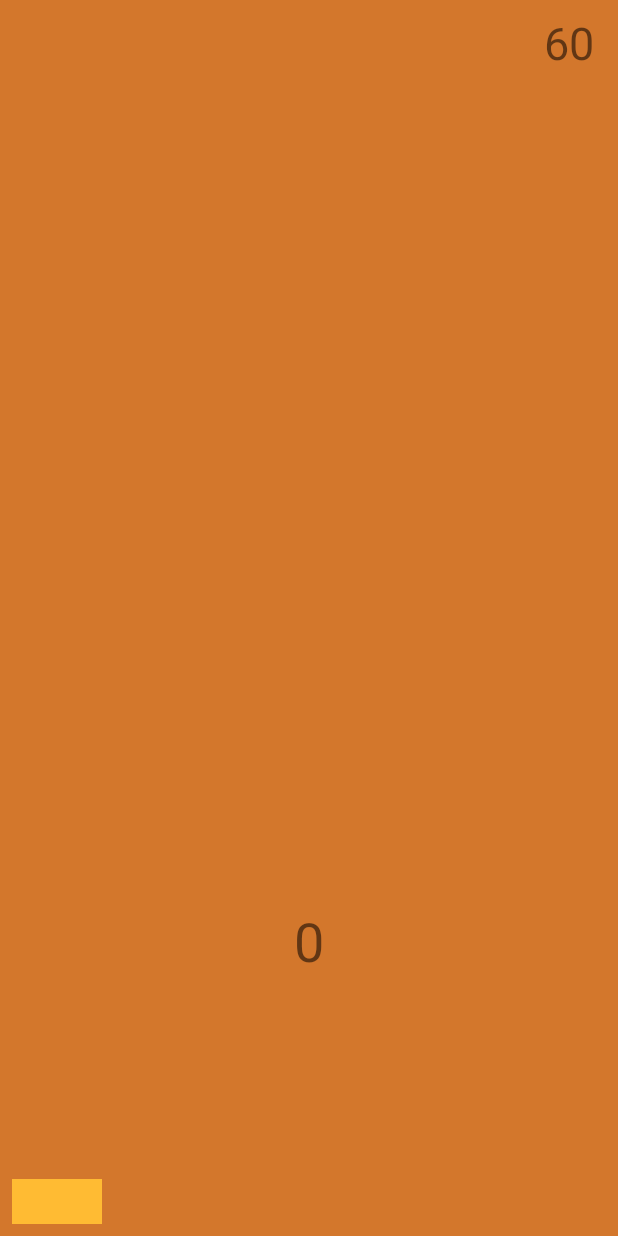
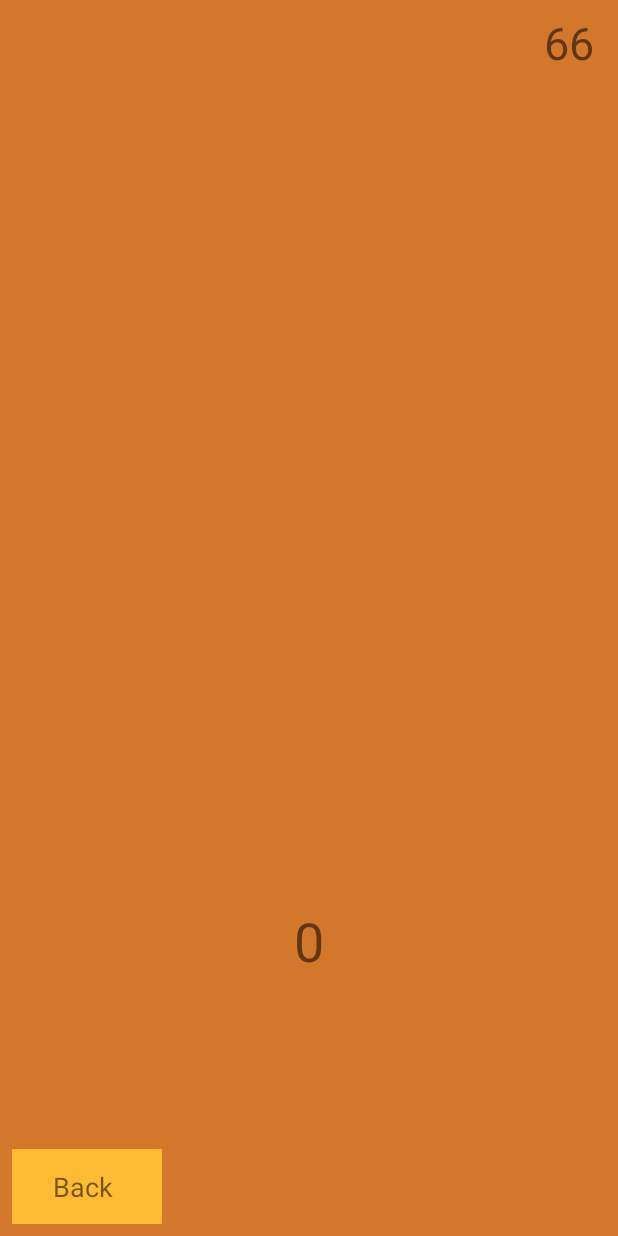
Before and after one commit to Harkor15/AddUs, an Android app: the screen it shows after launch (MainActivity), after a tap on an icon or button, on a phone screen of 412 x 824 dp. Run offline under Robolectric (Android 15) with nearby library versions, the phone set to English and light mode, and no system bars; our stand-ins replace ButterKnife, data binding; 25 statements that could not run were skipped.

Commit message:
Points working.

```diff
--- a/app/src/main/java/harkor/addus/viewmodel/GameViewModel.java
+++ b/app/src/main/java/harkor/addus/viewmodel/GameViewModel.java
@@ -10,6 +10,7 @@ import android.databinding.ObservableArrayList;
 import android.databinding.ObservableArrayMap;
 import android.graphics.drawable.Drawable;
 import android.support.annotation.IdRes;
+import android.support.v4.app.FragmentTransaction;
 import android.support.v4.content.ContextCompat;
 import android.util.Log;
 import android.view.View;
@@ -20,14 +21,17 @@ import android.widget.Toast;
 import com.google.android.gms.games.Game;
 
 import harkor.addus.BR;
+import harkor.addus.MenuFragment;
 import harkor.addus.R;
 import harkor.addus.model.Square;
 
 public class GameViewModel extends BaseObservable {
     public static ObservableArrayList<Square> squares;
     public int points;
-    public String sPoints;
-
+    public String pointext;
+    private Logic logic=new Logic();
+    public int time;
+    public String timer;
 
 
     private GameViewModel(){}
@@ -35,18 +39,24 @@ public class GameViewModel extends BaseObservable {
         return SingletonHolder.INSTANCE;
     }
 
+
+
+
     public void setPoints(int points) {
         this.points = points;
-        setsPoints(""+points);
+        setPointext(""+points);
     }
     @Bindable
-    public String getsPoints() {
-        return sPoints;
+    public String getPointext() {
+        return pointext;
     }
-    public void setsPoints(String sPoints) {
-        this.sPoints = sPoints;
-        Log.i("Info sPoints",sPoints);
-        notifyPropertyChanged(BR.sPoints);
+    public void setPointext(String sPoints) {
+        pointext = sPoints;
+        Log.i("Info pointext",pointext);
+        notifyPropertyChanged(BR.pointext);
+    }
+    public void addPoints(int value){
+        setPoints(points+value);
     }
 
     @Bindable
@@ -58,10 +68,25 @@ public class GameViewModel extends BaseObservable {
         GameViewModel.squares.get(doubled).addIs(GameViewModel.squares.get(doubled),GameViewModel.squares.get(generated));
         notifyPropertyChanged(BR.squares);
     }
+    public void setterSquare(int id,Square square){
+        squares.set(id,square);
+    }
 
-    public Square setterSquares(int id){
-        return squares.get(id);
+
+
+    @Bindable
+    public String getTimer(){
+        return timer;
     }
+    public void setTimer(String s){
+        timer=s;
+        notifyPropertyChanged(BR.timer);
+    }
+    public void setTime(int t){
+        time=t;
+        setTimer(time+"");
+    }
+
 
 
     public void init(){
@@ -70,12 +95,22 @@ public class GameViewModel extends BaseObservable {
             squares.add(new Square());
         }
         setPoints(0);
+        setTime(66);
     }
 
     public void onClickItem(View v,int id){
         Log.i("Info clicked","id: "+id);
-
+        logic.click(id);
         //setSquares(row,col);
+    }
+    public void onBackClick(View v){
+        Log.i("Back clicked","True");
+        /* TODO:back button!
+        MenuFragment newFragment = new MenuFragment ();
+        FragmentTransaction transaction = getSupportFragmentManager().beginTransaction();
+        transaction.replace(R.id.frame, newFragment);
+        transaction.commit();
+        */
     }
 
 
--- a/app/src/main/res/layout/fragment_game.xml
+++ b/app/src/main/res/layout/fragment_game.xml
@@ -24,7 +24,7 @@
             android:layout_width="wrap_content"
             android:layout_height="wrap_content"
             android:layout_marginTop="8dp"
-            android:text="60"
+            android:text="@{gameViewModel.timer}"
             android:textSize="30sp"
             app:layout_constraintEnd_toEndOf="@+id/constraintLayout2"
             app:layout_constraintTop_toTopOf="parent" />
@@ -389,7 +389,7 @@
             android:id="@+id/textView2"
             android:layout_width="wrap_content"
             android:layout_height="wrap_content"
-            android:text="@{gameViewModel.sPoints}"
+            android:text="@{gameViewModel.pointext,default='e'}"
             android:textSize="36sp"
             app:layout_constraintBottom_toBottomOf="parent"
             app:layout_constraintEnd_toEndOf="parent"
@@ -398,14 +398,27 @@
 
         <ImageView
             android:id="@+id/imageView48"
-            android:layout_width="60dp"
-            android:layout_height="30dp"
+            android:layout_width="100dp"
+            android:layout_height="50dp"
             android:layout_marginBottom="8dp"
             android:layout_marginLeft="8dp"
             android:layout_marginStart="8dp"
             android:src="@android:color/holo_orange_light"
+            android:onClick="@{(v) -> gameViewModel.onBackClick(v)}"
             app:layout_constraintBottom_toBottomOf="parent"
             app:layout_constraintStart_toStartOf="parent" />
 
+        <TextView
+            android:id="@+id/textView"
+            android:layout_width="wrap_content"
+            android:layout_height="wrap_content"
+            android:text="@string/back"
+            android:textSize="18sp"
+            app:layout_constraintBottom_toBottomOf="@+id/imageView48"
+            app:layout_constraintEnd_toEndOf="@+id/imageView48"
+            app:layout_constraintHorizontal_bias="0.461"
+            app:layout_constraintStart_toStartOf="@+id/imageView48"
+            app:layout_constraintTop_toTopOf="@+id/imageView48" />
+
     </android.support.constraint.ConstraintLayout>
 </layout>
--- a/app/src/main/res/values/strings.xml
+++ b/app/src/main/res/values/strings.xml
@@ -5,4 +5,5 @@
     <string name="hello_blank_fragment">Hello blank fragment</string>
     <string name="two_tap_to_exit">Please click BACK again to exit</string>
     <string name="signin_other_error">Connection error</string>
+    <string name="back">Back</string>
 </resources>
```
Also changed, not shown: app/src/main/java/harkor/addus/model/Square.java (+39 -0 lines), app/src/main/java/harkor/addus/view/GameFragment.java (+0 -14 lines), app/src/main/res/drawable/square11.png, app/src/main/res/drawable/square11c.png, app/src/main/res/drawable/square12c.png, app/src/main/res/drawable/square21c.png, app/src/main/res/drawable/square22c.png, app/src/main/res/drawable/square41c.png, app/src/main/res/drawable/square42c.png.
